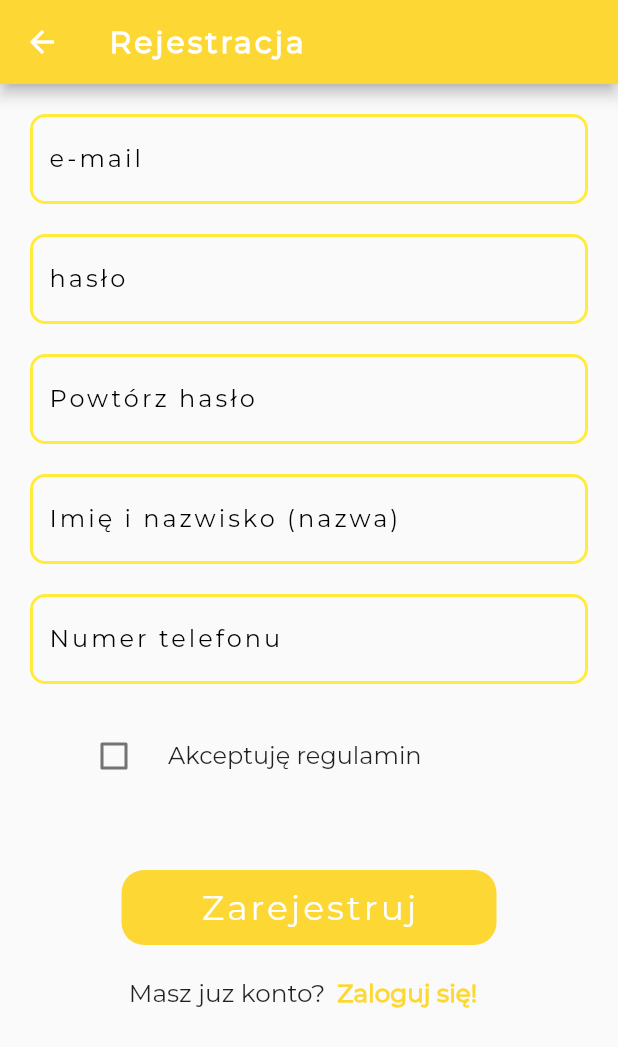
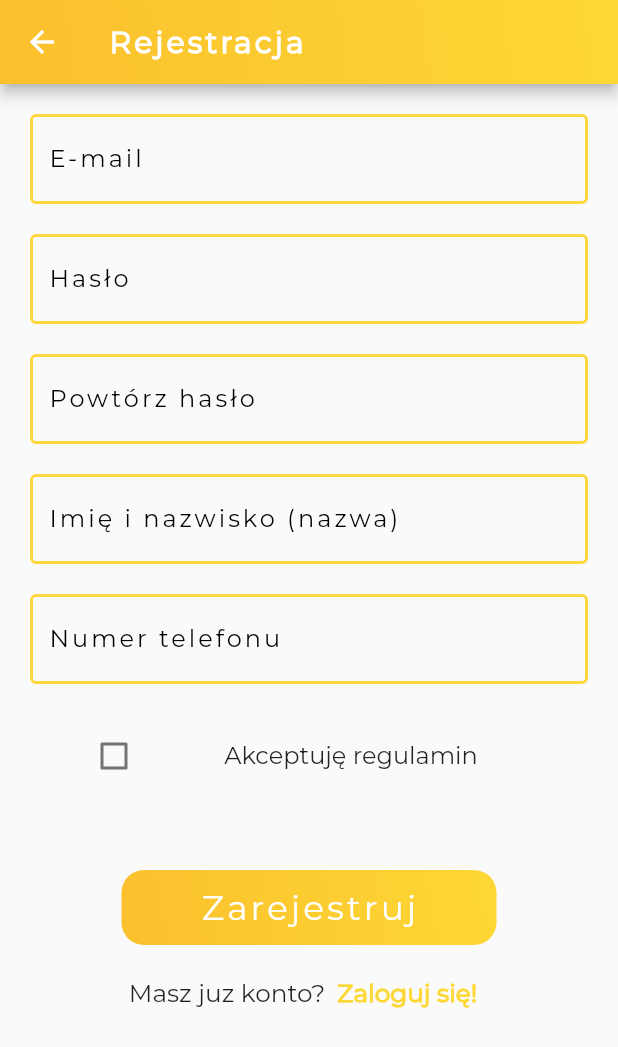
Before and after one commit to Klimek777/real_genecar, a Flutter app: the Register screen opened directly, after a tap on "Zarejestruj", on a phone screen of 412 x 824 dp. Shown: the top 1047 px of the screen. Run offline on Flutter 3.47's test engine with Material 2 defaults, Android fonts, the phone set to English and light mode, and no system bars; our stand-ins replace cloud_firestore, firebase_auth, firebase_core; accounts and stored records are empty.

Commit message:
dzialajaca rejestracja

```diff
--- /dev/null
+++ b/lib/models/user.dart
@@ -0,0 +1,24 @@
+import 'package:flutter/material.dart';
+
+class User {
+  final String email;
+  final String password;
+  final String name;
+  final String phoneNum;
+  final String uid;
+
+  const User({
+    required this.email,
+    required this.password,
+    required this.name,
+    required this.phoneNum,
+    required this.uid,
+  });
+  Map<String, dynamic> toJson() => {
+        "email": email,
+        "password": password,
+        "name": name,
+        "phoneNum": phoneNum,
+        "uid": uid,
+      };
+}
--- a/lib/pages/login_page.dart
+++ b/lib/pages/login_page.dart
@@ -18,7 +18,6 @@ class _login_pageState extends State<login_page> {
   TextEditingController _passwordController = TextEditingController();
   @override
   void dispose() {
-    // TODO: implement dispose
     super.dispose();
     _emailController.dispose();
     _passwordController.dispose();
@@ -37,7 +36,6 @@ class _login_pageState extends State<login_page> {
                   colors: [Colors.yellow[600]!, Colors.yellow[700]!]),
             ),
           ),
-          backgroundColor: Colors.yellow[600],
           title: const Text(
             'Logowanie',
             style: TextStyle(letterSpacing: 2.0, fontWeight: FontWeight.bold),
@@ -71,20 +69,6 @@ class _login_pageState extends State<login_page> {
           const SizedBox(
             height: 20.0,
           ),
-          /*Row(
-            children: [
-              Expanded(
-                child: Padding(
-                  padding: const EdgeInsets.fromLTRB(20.0, 0, 20, 20),
-                  child: TextFieldInput(
-                      labelText: 'testowy guzik',
-                      textEditingController: _testController,
-                      hintText: 'podaj se tu cosik',
-                      textInputType: TextInputType.text),
-                ),
-              ),
-            ],
-          ),*/
           Row(
             mainAxisAlignment: MainAxisAlignment.center,
             children: [
--- a/lib/pages/register.dart
+++ b/lib/pages/register.dart
@@ -3,6 +3,8 @@
 import 'package:flutter/material.dart';
 import 'package:flutter/rendering.dart';
 import 'package:genecar/pages/login_page.dart';
+import 'package:genecar/resources/auth_methods.dart';
+import 'package:genecar/widgets/text_field_input.dart';
 
 class Register extends StatefulWidget {
   const Register({Key? key}) : super(key: key);
@@ -12,140 +14,93 @@ class Register extends StatefulWidget {
 }
 
 class _RegisterState extends State<Register> {
+  TextEditingController _emailController = TextEditingController();
+  TextEditingController _passwordController = TextEditingController();
+  TextEditingController _repeatPasswordController = TextEditingController();
+  TextEditingController _nameController = TextEditingController();
+  TextEditingController _phoneNumController = TextEditingController();
+
   bool checkedValue = false;
+
+  @override
+  void dispose() {
+    // TODO: implement dispose
+    super.dispose();
+    _emailController.dispose();
+    _passwordController.dispose();
+    _repeatPasswordController.dispose();
+    _nameController.dispose();
+    _phoneNumController.dispose();
+  }
+
   @override
   Widget build(BuildContext context) {
     return Scaffold(
         appBar: AppBar(
-          backgroundColor: Colors.yellow[600],
           title: const Text(
             'Rejestracja',
             style: TextStyle(letterSpacing: 2.0, fontWeight: FontWeight.bold),
+          ),
+          flexibleSpace: Container(
+            decoration: BoxDecoration(
+              gradient: LinearGradient(
+                  begin: Alignment.topRight,
+                  end: Alignment.bottomLeft,
+                  colors: [Colors.yellow[600]!, Colors.yellow[700]!]),
+            ),
           ),
         ),
         body: Column(
           children: [
             Padding(
-              padding: EdgeInsets.all(20.0),
-              child: TextField(
-                decoration: InputDecoration(
-                    focusedBorder: OutlineInputBorder(
-                      borderRadius: BorderRadius.all(Radius.circular(20.0)),
-                      // width: 0.0 produces a thin "hairline" border
-                      borderSide: BorderSide(color: Colors.yellow, width: 2.0),
-                    ),
-                    enabledBorder: OutlineInputBorder(
-                      borderRadius: BorderRadius.all(Radius.circular(10.0)),
-                      borderSide: BorderSide(
-                        color: Colors.yellow,
-                        width: 2.0,
-                      ),
-                    ),
-                    border: OutlineInputBorder(),
-                    labelStyle: TextStyle(
-                        color: Colors.black,
-                        fontWeight: FontWeight.w400,
-                        letterSpacing: 2.0),
-                    labelText: 'e-mail',
-                    hintText: 'Podaj e-mail'),
+              padding: const EdgeInsets.all(20.0),
+              child: TextFieldInput(
+                labelText: 'E-mail',
+                textEditingController: _emailController,
+                hintText: 'Wprowadź e-mail',
+                textInputType: TextInputType.emailAddress,
               ),
             ),
             Padding(
-              padding: EdgeInsets.fromLTRB(20.0, 0, 20.0, 0),
-              child: TextField(
-                decoration: InputDecoration(
-                    focusedBorder: OutlineInputBorder(
-                      borderRadius: BorderRadius.all(Radius.circular(10.0)),
-                      // width: 0.0 produces a thin "hairline" border
-                      borderSide: BorderSide(color: Colors.yellow, width: 2.0),
-                    ),
-                    enabledBorder: OutlineInputBorder(
-                      borderRadius: BorderRadius.all(Radius.circular(10.0)),
-                      // width: 0.0 produces a thin "hairline" border
-                      borderSide: BorderSide(color: Colors.yellow, width: 2.0),
-                    ),
-                    border: OutlineInputBorder(),
-                    labelStyle: TextStyle(
-                        color: Colors.black,
-                        fontWeight: FontWeight.w400,
-                        letterSpacing: 2.0),
-                    labelText: 'hasło ',
-                    hintText: 'Podaj hasło'),
+              padding: const EdgeInsets.fromLTRB(20.0, 0, 20, 0),
+              child: TextFieldInput(
+                labelText: 'Hasło',
+                textEditingController: _passwordController,
+                hintText: 'Wprowadź hasło',
+                textInputType: TextInputType.text,
+                isPass: true,
               ),
             ),
             Padding(
-              padding: EdgeInsets.fromLTRB(20.0, 20.0, 20.0, 0),
-              child: TextField(
-                decoration: InputDecoration(
-                    focusedBorder: OutlineInputBorder(
-                      borderRadius: BorderRadius.all(Radius.circular(10.0)),
-                      // width: 0.0 produces a thin "hairline" border
-                      borderSide: BorderSide(color: Colors.yellow, width: 2.0),
-                    ),
-                    enabledBorder: OutlineInputBorder(
-                      borderRadius: BorderRadius.all(Radius.circular(10.0)),
-                      // width: 0.0 produces a thin "hairline" border
-                      borderSide: BorderSide(color: Colors.yellow, width: 2.0),
-                    ),
-                    border: OutlineInputBorder(),
-                    labelStyle: TextStyle(
-                        color: Colors.black,
-                        fontWeight: FontWeight.w400,
-                        letterSpacing: 2.0),
-                    labelText: 'Powtórz hasło ',
-                    hintText: 'Podaj hasło ponownie'),
+              padding: const EdgeInsets.all(20.0),
+              child: TextFieldInput(
+                labelText: 'Powtórz hasło',
+                textEditingController: _repeatPasswordController,
+                hintText: 'Wprowadź hasło ponownie',
+                textInputType: TextInputType.text,
+                isPass: true,
               ),
             ),
             Padding(
-              padding: EdgeInsets.all(20.0),
-              child: TextField(
-                decoration: InputDecoration(
-                    focusedBorder: OutlineInputBorder(
-                      borderRadius: BorderRadius.all(Radius.circular(10.0)),
-                      // width: 0.0 produces a thin "hairline" border
-                      borderSide: BorderSide(color: Colors.yellow, width: 2.0),
-                    ),
-                    enabledBorder: OutlineInputBorder(
-                      borderRadius: BorderRadius.all(Radius.circular(10.0)),
-                      // width: 0.0 produces a thin "hairline" border
-                      borderSide: BorderSide(color: Colors.yellow, width: 2.0),
-                    ),
-                    border: OutlineInputBorder(),
-                    labelStyle: TextStyle(
-                        color: Colors.black,
-                        fontWeight: FontWeight.w400,
-                        letterSpacing: 2.0),
-                    labelText: 'Imię i nazwisko (nazwa)',
-                    hintText: 'Podaj nazwę swojego profilu'),
+              padding: const EdgeInsets.fromLTRB(20.0, 0, 20, 0),
+              child: TextFieldInput(
+                labelText: 'Imię i nazwisko (nazwa)',
+                textEditingController: _nameController,
+                hintText: 'Wprowadź nazwę dla profilu',
+                textInputType: TextInputType.text,
               ),
             ),
             Padding(
-              padding: EdgeInsets.fromLTRB(20.0, 0.0, 20.0, 20.0),
-              child: TextField(
-                decoration: InputDecoration(
-                    focusedBorder: OutlineInputBorder(
-                      borderRadius: BorderRadius.all(Radius.circular(10.0)),
-
-                      // width: 0.0 produces a thin "hairline" border
-                      borderSide: BorderSide(color: Colors.yellow, width: 2.0),
-                    ),
-                    enabledBorder: OutlineInputBorder(
-                      borderRadius: BorderRadius.all(Radius.circular(10.0)),
-
-                      // width: 0.0 produces a thin "hairline" border
-                      borderSide: BorderSide(color: Colors.yellow, width: 2.0),
-                    ),
-                    border: OutlineInputBorder(),
-                    labelStyle: TextStyle(
-                        color: Colors.black,
-                        fontWeight: FontWeight.w400,
-                        letterSpacing: 2.0),
-                    labelText: 'Numer telefonu',
-                    hintText: 'Numer telefonu'),
+              padding: const EdgeInsets.all(20.0),
+              child: TextFieldInput(
+                labelText: 'Numer telefonu',
+                textEditingController: _phoneNumController,
+                hintText: 'Wprowadź numer telefonu',
+                textInputType: TextInputType.text,
               ),
             ),
             Padding(
-              padding: const EdgeInsets.fromLTRB(40.0, 0, 0, 0),
+              padding: const EdgeInsets.fromLTRB(40.0, 0, 40, 0),
               child: Center(
                 child: CheckboxListTile(
                   controlAffinity: ListTileControlAffinity.leading,
@@ -155,7 +110,10 @@ class _RegisterState extends State<Register> {
                       checkedValue = newValue!;
                     });
                   },
-                  title: Text('Akceptuję regulamin'),
+                  title: Text(
+                    'Akceptuję regulamin',
+                    textAlign: TextAlign.center,
+                  ),
                   activeColor: Colors.yellow[600],
                 ),
               ),
@@ -163,7 +121,17 @@ class _RegisterState extends State<Register> {
             Padding(
               padding: const EdgeInsets.fromLTRB(0, 40, 0, 0),
               child: TextButton(
-                onPressed: () {},
+                onPressed: () async {
+                  String res = await AuthMethods().signUpUser(
+                    email: _emailController.text,
+                    password: _passwordController.text,
+                    repeatPassword: _repeatPasswordController.text,
+                    name: _nameController.text,
+                    phoneNum: _phoneNumController.text,
+                    rulesAccepted: checkedValue ? true : false,
+                  );
+                  print(res);
+                },
                 child: Container(
                   child: Row(
                     mainAxisAlignment: MainAxisAlignment.center,
@@ -186,6 +154,10 @@ class _RegisterState extends State<Register> {
                     borderRadius: BorderRadius.all(
                       Radius.circular(15),
                     ),
+                    gradient: LinearGradient(
+                        begin: Alignment.topRight,
+                        end: Alignment.bottomLeft,
+                        colors: [Colors.yellow[600]!, Colors.yellow[700]!]),
                   ),
                 ),
               ),
--- /dev/null
+++ b/lib/resources/auth_methods.dart
@@ -0,0 +1,73 @@
+import 'dart:typed_data';
+
+import 'package:cloud_firestore/cloud_firestore.dart';
+import 'package:firebase_auth/firebase_auth.dart';
+import 'package:genecar/models/user.dart' as model;
+import 'package:flutter/material.dart';
+
+class AuthMethods {
+  final FirebaseAuth _auth = FirebaseAuth.instance;
+  final FirebaseFirestore _firestore = FirebaseFirestore.instance;
+
+  Future<String> signUpUser({
+    required String email,
+    required String password,
+    required String repeatPassword,
+    required String name,
+    required String phoneNum,
+    required bool rulesAccepted,
+  }) async {
+    String res = "Some error occured";
+    try {
+      if (email.isNotEmpty &&
+          password.isNotEmpty &&
+          repeatPassword.isNotEmpty &&
+          name.isNotEmpty &&
+          phoneNum.isNotEmpty &&
+          rulesAccepted == true) {
+        UserCredential cred = await _auth.createUserWithEmailAndPassword(
+            email: email, password: password);
+
+        print(cred.user!.uid);
+
+        model.User user = model.User(
+          email: email,
+          password: password,
+          name: name,
+          phoneNum: phoneNum,
+          uid: cred.user!.uid,
+        );
+
+        await _firestore
+            .collection('users')
+            .doc(cred.user!.uid)
+            .set(user.toJson());
+
+        res = "Success!";
+      }
+    } catch (err) {
+      res = err.toString();
+    }
+    return res;
+  }
+
+  Future<String> loginUser(
+      {required String email, required String password}) async {
+    String res = "Some error occured";
+    try {
+      if (email.isNotEmpty || password.isNotEmpty) {
+        await _auth.signInWithEmailAndPassword(
+            email: email, password: password);
+        res = "Success!";
+      } else {
+        res = "Please enter all the fields";
+      }
+    } on FirebaseAuthException catch (e) {
+      if (e.code == 'user-not-found') {
+      } else if (e.code == 'wrong-password') {}
+    } catch (err) {
+      res = err.toString();
+    }
+    return res;
+  }
+}
```
Also changed, not shown: 13 other files.
